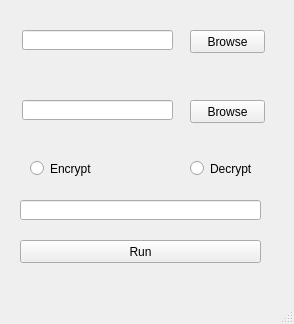
Before: the Qt Designer form MainWindow.ui in AHazimy/Enc._Dec-AES, drawn with Qt 5.
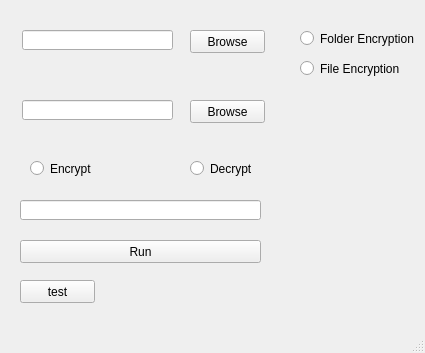
After: the same form once the commit is applied.

Commit message: Addin Folder Encryption Feature

What changed in the file:
```diff
--- a/MainWindow.ui
+++ b/MainWindow.ui
@@ -6,8 +6,8 @@
    <rect>
     <x>0</x>
     <y>0</y>
-    <width>294</width>
-    <height>324</height>
+    <width>425</width>
+    <height>353</height>
    </rect>
   </property>
   <property name="windowTitle">
@@ -109,6 +109,45 @@
      </rect>
     </property>
    </widget>
+   <widget class="QPushButton" name="btn_test">
+    <property name="geometry">
+     <rect>
+      <x>20</x>
+      <y>280</y>
+      <width>75</width>
+      <height>23</height>
+     </rect>
+    </property>
+    <property name="text">
+     <string>test</string>
+    </property>
+   </widget>
+   <widget class="QRadioButton" name="rb_folder">
+    <property name="geometry">
+     <rect>
+      <x>300</x>
+      <y>30</y>
+      <width>131</width>
+      <height>17</height>
+     </rect>
+    </property>
+    <property name="text">
+     <string>Folder Encryption</string>
+    </property>
+   </widget>
+   <widget class="QRadioButton" name="rb_file">
+    <property name="geometry">
+     <rect>
+      <x>300</x>
+      <y>60</y>
+      <width>131</width>
+      <height>17</height>
+     </rect>
+    </property>
+    <property name="text">
+     <string>File Encryption</string>
+    </property>
+   </widget>
   </widget>
   <widget class="QMenuBar" name="menubar">
    <property name="geometry">
```
Left out of the diff: 2 changed lines with no effect on the pictures. The commit also changes 7 other files.
